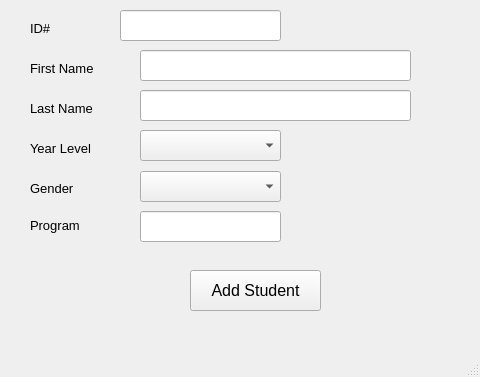
Qt form addStudentWindow.ui (WhaleRed/SSIS-MySQL) before a commit.
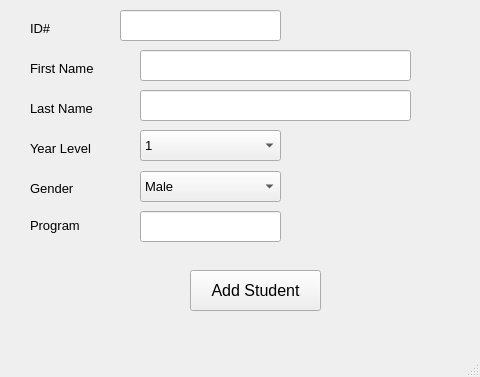
The same form after that commit.

Diff of the .ui file:
```diff
--- a/addStudentWindow.ui
+++ b/addStudentWindow.ui
@@ -202,11 +202,6 @@
       <pointsize>10</pointsize>
      </font>
     </property>
-    <item>
-     <property name="text">
-      <string/>
-     </property>
-    </item>
     <item>
      <property name="text">
       <string>1</string>
@@ -242,11 +237,6 @@
       <pointsize>10</pointsize>
      </font>
     </property>
-    <item>
-     <property name="text">
-      <string/>
-     </property>
-    </item>
     <item>
      <property name="text">
       <string>Male</string>
```
